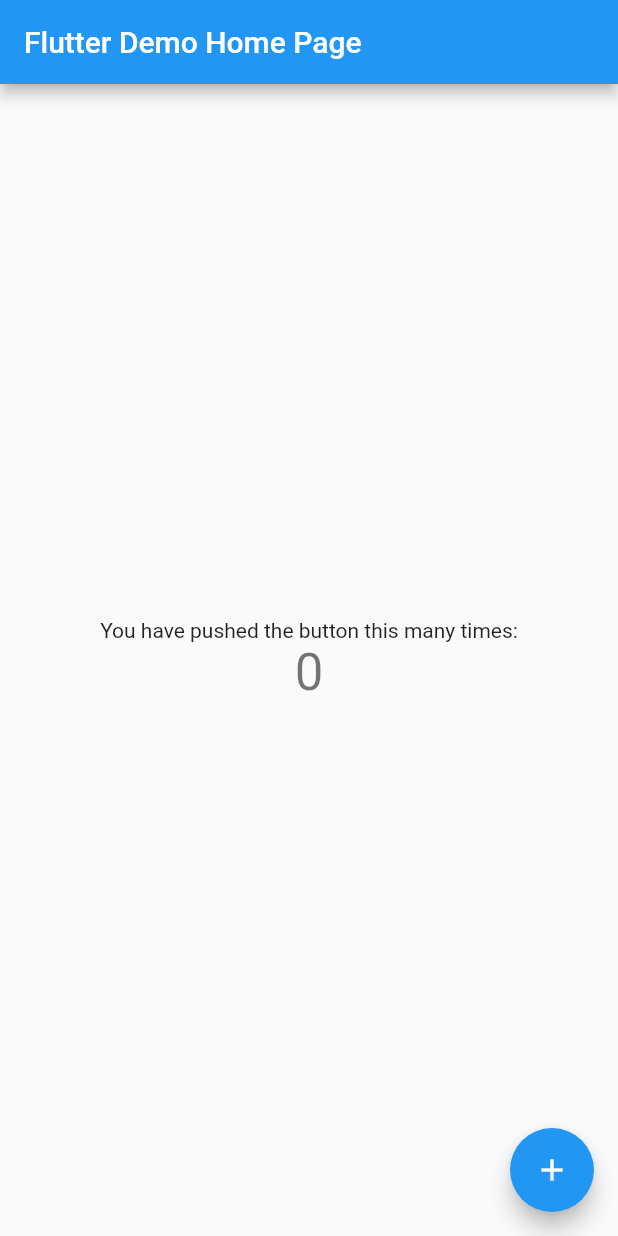
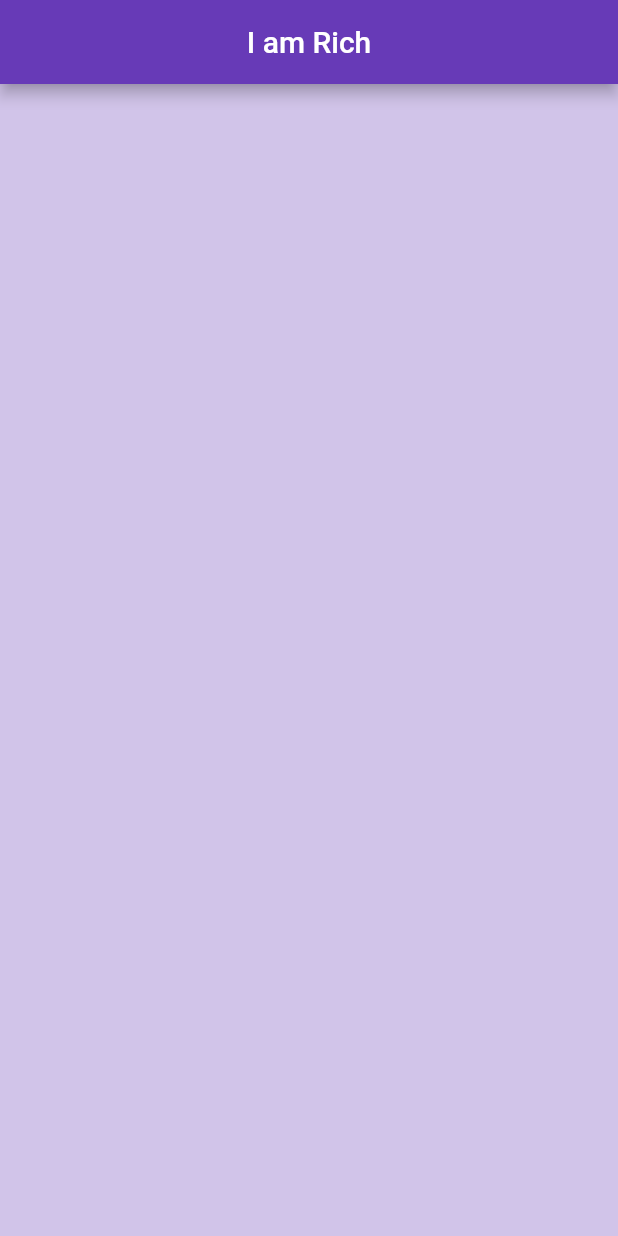
Before and after one commit to bunnyBites/flutter-i-am-rich, a Flutter app: the screen it shows after launch, on a phone screen of 412 x 824 dp. Run offline on Flutter 3.47's test engine with Material 2 defaults, Android fonts, the phone set to English and light mode, and no system bars.

Commit message:
1. add appbar 2. changed body color

```diff
--- a/lib/main.dart
+++ b/lib/main.dart
@@ -1,115 +1,17 @@
 import 'package:flutter/material.dart';
 
 void main() {
-  runApp(const MyApp());
+  runApp(
+    MaterialApp(
+      home: Scaffold(
+        appBar: AppBar(
+          backgroundColor: Colors.deepPurple,
+          title: Center(
+            child: Text("I am Rich"),
+          ),
+        ),
+        backgroundColor: Colors.deepPurple.shade100,
+      ),
+    ),
+  );
 }
-
-class MyApp extends StatelessWidget {
-  const MyApp({super.key});
-
-  // This widget is the root of your application.
-  @override
-  Widget build(BuildContext context) {
-    return MaterialApp(
-      title: 'Flutter Demo',
-      theme: ThemeData(
-        // This is the theme of your application.
-        //
-        // Try running your application with "flutter run". You'll see the
-        // application has a blue toolbar. Then, without quitting the app, try
-        // changing the primarySwatch below to Colors.green and then invoke
-        // "hot reload" (press "r" in the console where you ran "flutter run",
-        // or simply save your changes to "hot reload" in a Flutter IDE).
-        // Notice that the counter didn't reset back to zero; the application
-        // is not restarted.
-        primarySwatch: Colors.blue,
-      ),
-      home: const MyHomePage(title: 'Flutter Demo Home Page'),
-    );
-  }
-}
-
-class MyHomePage extends StatefulWidget {
-  const MyHomePage({super.key, required this.title});
-
-  // This widget is the home page of your application. It is stateful, meaning
-  // that it has a State object (defined below) that contains fields that affect
-  // how it looks.
-
-  // This class is the configuration for the state. It holds the values (in this
-  // case the title) provided by the parent (in this case the App widget) and
-  // used by the build method of the State. Fields in a Widget subclass are
-  // always marked "final".
-
-  final String title;
-
-  @override
-  State<MyHomePage> createState() => _MyHomePageState();
-}
-
-class _MyHomePageState extends State<MyHomePage> {
-  int _counter = 0;
-
-  void _incrementCounter() {
-    setState(() {
-      // This call to setState tells the Flutter framework that something has
-      // changed in this State, which causes it to rerun the build method below
-      // so that the display can reflect the updated values. If we changed
-      // _counter without calling setState(), then the build method would not be
-      // called again, and so nothing would appear to happen.
-      _counter++;
-    });
-  }
-
-  @override
-  Widget build(BuildContext context) {
-    // This method is rerun every time setState is called, for instance as done
-    // by the _incrementCounter method above.
-    //
-    // The Flutter framework has been optimized to make rerunning build methods
-    // fast, so that you can just rebuild anything that needs updating rather
-    // than having to individually change instances of widgets.
-    return Scaffold(
-      appBar: AppBar(
-        // Here we take the value from the MyHomePage object that was created by
-        // the App.build method, and use it to set our appbar title.
-        title: Text(widget.title),
-      ),
-      body: Center(
-        // Center is a layout widget. It takes a single child and positions it
-        // in the middle of the parent.
-        child: Column(
-          // Column is also a layout widget. It takes a list of children and
-          // arranges them vertically. By default, it sizes itself to fit its
-          // children horizontally, and tries to be as tall as its parent.
-          //
-          // Invoke "debug painting" (press "p" in the console, choose the
-          // "Toggle Debug Paint" action from the Flutter Inspector in Android
-          // Studio, or the "Toggle Debug Paint" command in Visual Studio Code)
-          // to see the wireframe for each widget.
-          //
-          // Column has various properties to control how it sizes itself and
-          // how it positions its children. Here we use mainAxisAlignment to
-          // center the children vertically; the main axis here is the vertical
-          // axis because Columns are vertical (the cross axis would be
-          // horizontal).
-          mainAxisAlignment: MainAxisAlignment.center,
-          children: <Widget>[
-            const Text(
-              'You have pushed the button this many times:',
-            ),
-            Text(
-              '$_counter',
-              style: Theme.of(context).textTheme.headlineMedium,
-            ),
-          ],
-        ),
-      ),
-      floatingActionButton: FloatingActionButton(
-        onPressed: _incrementCounter,
-        tooltip: 'Increment',
-        child: const Icon(Icons.add),
-      ), // This trailing comma makes auto-formatting nicer for build methods.
-    );
-  }
-}
```
Also changed, not shown: 1 other file.
